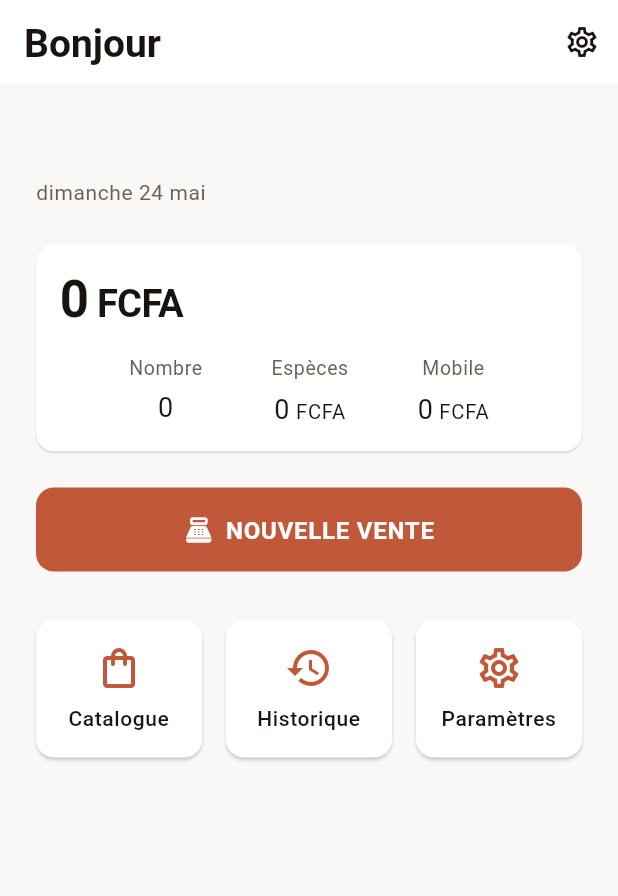
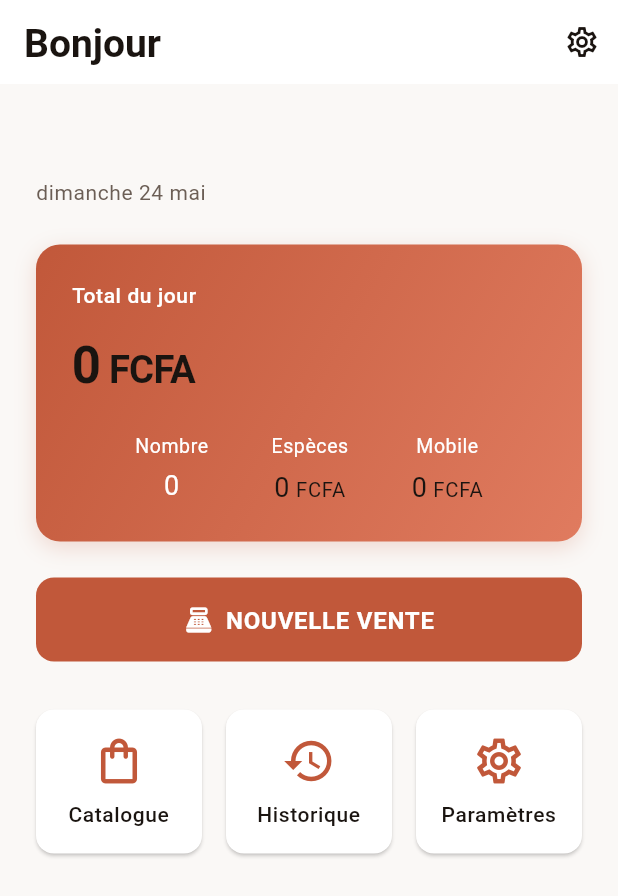
Before and after one commit to kabdoullah/pos-mobile, a Flutter app: the HomePage screen opened by its route, on a phone screen of 412 x 824 dp. Shown: the top 896 px of the screen. Run offline on Flutter 3.47's test engine with Material 3 defaults, Android fonts, the phone set to English and light mode, and no system bars; our stand-ins replace connectivity_plus, decimal, dio, drift, drift_flutter, flutter_riverpod and 9 more; missing offline and left inert: esc_pos_utils_plus, mobile_scanner, print_bluetooth_thermal; accounts and stored records are empty; generated files the repository leaves out were written again.

Commit message:
feat(ui): phase 3 - home dashboard redesign with gradient
## Phase 3: Home Dashboard Redesign

Élève l'accueil avec gradient card, hierarchy améliorée, animations tactiles.

### Changes
- **Summary card:** Gradient background (terracotta → lighter). Shadow depth. White labels pour contrast.
  - Hero amount affichée en grand
  - Breakdown (count, cash, mobile) aligné horizontalement
- **Quick cards:** StatefulWidget avec AnimatedScale tap effect (95% scale down). Larger icons (36px).
- **AmountDisplay:** Optional color parameter pour colorisation custom.

### Details
- Gradient LinearGradient TopLeft→BottomRight (primary → primaryLight)
- BoxShadow avec primary color (20% opacity), blurRadius 12
- Tap animation: GestureDetector + AnimatedScale 100ms
- Text colors: labels blancs sur gradient, montants noirs (bon contrast)

### UX
- Premium feel via gradient + shadow
- Visual feedback sur quick cards (scale down on press)
- Better visual hierarchy (header, hero amount, breakdown)

Tested: make gen, format — tous passing.

Co-Authored-By: Claude Haiku 4.5 <noreply@anthropic.com>

```diff
--- a/mobile/lib/features/home/presentation/pages/home_page.dart
+++ b/mobile/lib/features/home/presentation/pages/home_page.dart
@@ -109,22 +109,57 @@ class _SummaryCard extends StatelessWidget {
 
   @override
   Widget build(BuildContext context) {
-    return AppCard(
+    return Container(
+      decoration: BoxDecoration(
+        gradient: LinearGradient(
+          begin: Alignment.topLeft,
+          end: Alignment.bottomRight,
+          colors: [AppColors.primary, AppColors.primaryLight],
+        ),
+        borderRadius: BorderRadius.circular(AppSpacing.radiusLg),
+        boxShadow: [
+          BoxShadow(
+            color: AppColors.primary.withValues(alpha: 0.2),
+            blurRadius: 12,
+            offset: const Offset(0, 4),
+          ),
+        ],
+      ),
+      child: Padding(
+        padding: const EdgeInsets.all(AppSpacing.lg),
         child: Column(
           crossAxisAlignment: CrossAxisAlignment.stretch,
           children: [
+            // Header
+            Text(
+              'Total du jour',
+              style: AppTypography.labelMedium.copyWith(
+                color: AppColors.textOnPrimary,
+              ),
+            ),
+            const SizedBox(height: AppSpacing.md),
+
+            // Hero amount
             AmountDisplay(amount: summary.totalAmount, size: AmountSize.hero),
-          const SizedBox(height: AppSpacing.md),
+            // Override text color for gradient card
+            const SizedBox(height: AppSpacing.lg),
+
+            // Breakdown row
             Row(
               mainAxisAlignment: MainAxisAlignment.spaceEvenly,
               children: [
-              _SummaryItem(label: 'Nombre', value: '${summary.saleCount}'),
+                _SummaryItem(
+                  label: 'Nombre',
+                  value: '${summary.saleCount}',
+                  isDark: true,
+                ),
                 _SummaryItem(
                   label: 'Espèces',
                   value: AmountDisplay(
                     amount: summary.cashTotal,
                     size: AmountSize.medium,
                   ),
+                  isDark: true,
                 ),
                 _SummaryItem(
                   label: 'Mobile',
@@ -132,10 +167,12 @@ class _SummaryCard extends StatelessWidget {
                     amount: summary.mobileMoneyTotal,
                     size: AmountSize.medium,
                   ),
+                  isDark: true,
                 ),
               ],
             ),
           ],
+        ),
       ),
     );
   }
@@ -144,7 +181,11 @@ class _SummaryCard extends StatelessWidget {
 /// Private summary item widget — shows a label and value.
 class _SummaryItem extends StatelessWidget {
   /// Creates a [_SummaryItem].
-  const _SummaryItem({required this.label, required this.value});
+  const _SummaryItem({
+    required this.label,
+    required this.value,
+    this.isDark = false,
+  });
 
   /// Item label.
   final String label;
@@ -152,20 +193,24 @@ class _SummaryItem extends StatelessWidget {
   /// Item value (string or widget).
   final dynamic value;
 
+  /// Whether to use light text (on dark background).
+  final bool isDark;
+
   @override
   Widget build(BuildContext context) {
+    final textColor = isDark ? AppColors.textOnPrimary : null;
     return Column(
       children: [
         Text(
           label,
-          style: AppTypography.captionText,
+          style: AppTypography.captionText.copyWith(color: textColor),
           textAlign: TextAlign.center,
         ),
         const SizedBox(height: AppSpacing.xs),
         if (value is String)
           Text(
             value as String,
-            style: AppTypography.bodyLarge,
+            style: AppTypography.bodyLarge.copyWith(color: textColor),
             textAlign: TextAlign.center,
           )
         else
@@ -176,7 +221,7 @@ class _SummaryItem extends StatelessWidget {
 }
 
 /// Private quick access card widget.
-class _QuickCard extends StatelessWidget {
+class _QuickCard extends StatefulWidget {
   /// Creates a [_QuickCard].
   const _QuickCard({
     required this.icon,
@@ -194,22 +239,41 @@ class _QuickCard extends StatelessWidget {
   final VoidCallback onTap;
 
   @override
+  State<_QuickCard> createState() => _QuickCardState();
+}
+
+class _QuickCardState extends State<_QuickCard> {
+  bool _isPressed = false;
+
+  @override
   Widget build(BuildContext context) {
-    return AppCard(
-      onTap: onTap,
+    return GestureDetector(
+      onTapDown: (_) => setState(() => _isPressed = true),
+      onTapUp: (_) {
+        setState(() => _isPressed = false);
+        widget.onTap();
+      },
+      onTapCancel: () => setState(() => _isPressed = false),
+      child: AnimatedScale(
+        scale: _isPressed ? 0.95 : 1.0,
+        duration: const Duration(milliseconds: 100),
+        child: AppCard(
+          onTap: widget.onTap,
           padding: AppSpacing.md,
           child: Column(
             mainAxisAlignment: MainAxisAlignment.center,
             children: [
-          Icon(icon, size: 32, color: AppColors.primary),
+              Icon(widget.icon, size: 36, color: AppColors.primary),
               const SizedBox(height: AppSpacing.sm),
               Text(
-            label,
+                widget.label,
                 style: AppTypography.labelMedium,
                 textAlign: TextAlign.center,
               ),
             ],
           ),
+        ),
+      ),
     );
   }
 }
--- a/mobile/lib/shared/widgets/amount_display.dart
+++ b/mobile/lib/shared/widgets/amount_display.dart
@@ -28,6 +28,7 @@ class AmountDisplay extends StatelessWidget {
   const AmountDisplay({
     required this.amount,
     this.size = AmountSize.medium,
+    this.color,
     super.key,
   });
 
@@ -36,6 +37,9 @@ class AmountDisplay extends StatelessWidget {
 
   /// Size variant for the display.
   final AmountSize size;
+
+  /// Optional text color override.
+  final Color? color;
 
   TextStyle _getTextStyle() {
     return switch (size) {
@@ -53,7 +57,10 @@ class AmountDisplay extends StatelessWidget {
 
   @override
   Widget build(BuildContext context) {
-    final textStyle = _getTextStyle();
+    var textStyle = _getTextStyle();
+    if (color != null) {
+      textStyle = textStyle.copyWith(color: color);
+    }
     final formattedAmount = _formatAmount();
 
     return RichText(
```
Lines whose indentation alone changed are shown as unchanged.
